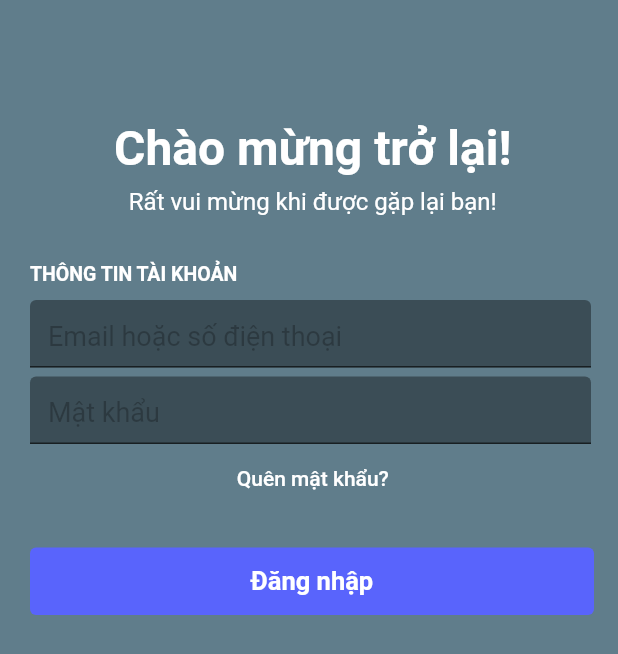
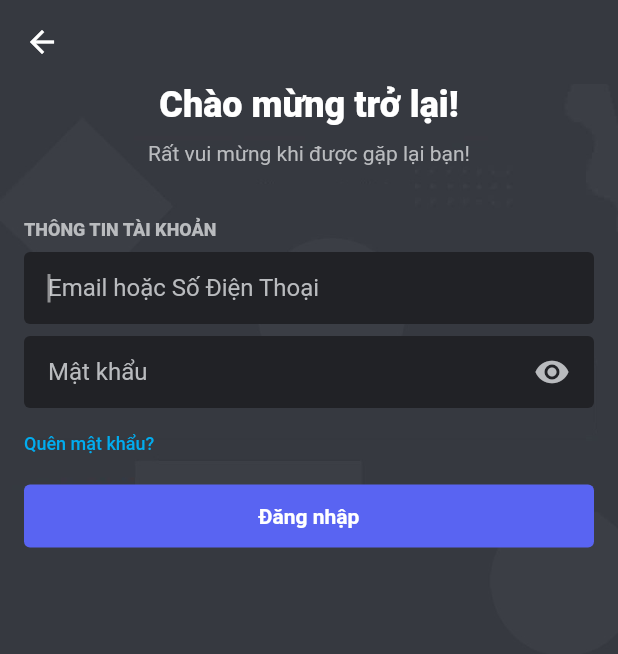
Before and after one commit to tunnvv/Nhom-6_INT3020-40, a Flutter app: the screen it shows after launch, after a tap on "Đăng nhập", on a phone screen of 412 x 824 dp. Shown: the top 654 px of the screen. Run offline on Flutter 3.47's test engine with Material 2 defaults, Android fonts, the phone set to English and light mode, and no system bars; our stand-ins replace fluttertoast, sliding_up_panel.

Commit message:
Closes #23: add color and background image for SigninScreen; add SafeArea for WelcomeScreen

```diff
--- a/discord_clone/lib/screens/signin/signin_screen.dart
+++ b/discord_clone/lib/screens/signin/signin_screen.dart
@@ -1,10 +1,7 @@
 import 'package:discord_clone/screens/home/home_screen.dart';
 import 'package:flutter/material.dart';
 import '../../utils/colors.dart';
-
-bool checkEmailandPhoneNumber(String userInfo) {
-  return true;
-}
+import 'package:fluttertoast/fluttertoast.dart';
 
 class SigninScreen extends StatefulWidget {
   const SigninScreen({super.key});
@@ -14,150 +11,186 @@ class SigninScreen extends StatefulWidget {
 }
 
 class _SigninScreenState extends State<SigninScreen> {
-  TextEditingController userIDController = TextEditingController();
-  TextEditingController passwdController = TextEditingController();
+  TextEditingController usernameController = TextEditingController();
+  TextEditingController passwordController = TextEditingController();
+  bool _obscureText = true;
 
   @override
   void dispose() {
     super.dispose();
-    userIDController.dispose();
-    passwdController.dispose();
+    usernameController.dispose();
+    passwordController.dispose();
   }
 
   @override
   Widget build(BuildContext context) {
-    return Scaffold(
-      backgroundColor: Colors.blueGrey,
-      body: Stack(
-        alignment: Alignment.center,
+    return GestureDetector(
+      onTap: () {
+        FocusScopeNode currentFocus = FocusScope.of(context);
+        if (!currentFocus.hasPrimaryFocus) {
+          currentFocus.unfocus();
+        }
+      },
+      child: Scaffold(
+        resizeToAvoidBottomInset: false,
+        backgroundColor: signinBackgroundColor,
+        appBar: AppBar(
+          backgroundColor: Colors.transparent,
+          elevation: 0,
+          leading: IconButton(
+            icon: const Icon(Icons.arrow_back, color: whiteColor),
+            onPressed: () => Navigator.of(context).pop(),
+          ),
+        ),
+        body: Container(
+          width: double.infinity,
+          height: double.infinity,
+          padding: const EdgeInsets.fromLTRB(16, 0, 16, 16),
+          decoration: const BoxDecoration(
+            image: DecorationImage(
+              image: AssetImage("assets/images/signin_screen_background.jpg"),
+              fit: BoxFit.cover,
+            ),
+          ),
+          child: SafeArea(
+            child: SingleChildScrollView(
+              child: Column(
+                crossAxisAlignment: CrossAxisAlignment.start,
                 children: <Widget>[
-          const Positioned(
-              top: 80,
-              left: 40,
-              right: 35,
-              child: Text(
+                  SizedBox(
+                    width: double.infinity,
+                    child: Column(
+                      crossAxisAlignment: CrossAxisAlignment.center,
+                      children: const <Widget>[
+                        Text(
                           "Chào mừng trở lại!",
                           textAlign: TextAlign.center,
                           style: TextStyle(
-                  fontSize: 32,
-                  fontWeight: FontWeight.bold,
-                  color: kPrimaryLightColor,
+                            fontSize: 24,
+                            fontWeight: FontWeight.w900,
+                            color: whiteColor,
                           ),
-              )),
-          const Positioned(
-              top: 125,
-              left: 40,
-              right: 35,
-              child: Text(
+                        ),
+                        SizedBox(height: 10),
+                        Text(
                           "Rất vui mừng khi được gặp lại bạn!",
                           textAlign: TextAlign.center,
                           style: TextStyle(
-                  fontSize: 16,
-                  color: kPrimaryLightColor,
+                            color: signinSecondaryColor,
                           ),
-              )),
-          const Positioned(
-              top: 175,
-              left: 20.0,
-              right: 18.0,
-              child: Text(
+                        ),
+                      ],
+                    ),
+                  ),
+                  const SizedBox(height: 36),
+                  const Text(
                     "THÔNG TIN TÀI KHOẢN",
                     textAlign: TextAlign.left,
                     style: TextStyle(
-                  fontSize: 13,
-                  fontWeight: FontWeight.bold,
-                  color: kPrimaryLightColor,
+                      fontSize: 12,
+                      fontWeight: FontWeight.w900,
+                      color: signinSecondaryColor,
                     ),
-              )),
-          Positioned(
-            top: 200.0,
-            left: 20.0,
-            right: 18.0,
-            child: SizedBox(
-              width: 130.0,
-              height: 45.0,
-              child: Theme(
-                data:
-                    Theme.of(context).copyWith(splashColor: Colors.transparent),
+                  ),
+                  const SizedBox(height: 8),
+                  SizedBox(
+                    width: double.infinity,
                     child: TextField(
-                  controller: userIDController,
-                  autofocus: false,
-                  style:
-                      const TextStyle(fontSize: 18, color: kPrimaryLightColor),
-                  decoration: const InputDecoration(
+                      controller: usernameController,
+                      autofocus: true,
+                      cursorColor: cursorColor,
+                      style: const TextStyle(color: whiteColor),
+                      decoration: InputDecoration(
+                        hintText: "Email hoặc Số Điện Thoại",
+                        hintStyle: const TextStyle(color: signinSecondaryColor),
                         filled: true,
-                    fillColor: Colors.black38,
-                    hintText: "Email hoặc số điện thoại",
-                    hintStyle: TextStyle(
-                      fontSize: 18.0,
-                      color: Colors.black26,
+                        fillColor: signinTextFieldBackgroundColor,
+                        contentPadding: const EdgeInsets.symmetric(
+                            horizontal: 16.0, vertical: 8.0),
+                        border: OutlineInputBorder(
+                          borderRadius: BorderRadius.circular(4),
+                          borderSide: const BorderSide(
+                            width: 0,
+                            style: BorderStyle.none,
                           ),
                         ),
                       ),
                     ),
                   ),
+                  const SizedBox(height: 8),
+                  SizedBox(
+                    width: double.infinity,
+                    child: TextField(
+                      controller: passwordController,
+                      obscureText: _obscureText ? true : false,
+                      cursorColor: cursorColor,
+                      style: const TextStyle(color: whiteColor),
+                      decoration: InputDecoration(
+                        hintText: "Mật khẩu",
+                        hintStyle: const TextStyle(color: signinSecondaryColor),
+                        filled: true,
+                        fillColor: signinTextFieldBackgroundColor,
+                        contentPadding: const EdgeInsets.symmetric(
+                            horizontal: 16.0, vertical: 8.0),
+                        border: OutlineInputBorder(
+                          borderRadius: BorderRadius.circular(4),
+                          borderSide: const BorderSide(
+                            width: 0,
+                            style: BorderStyle.none,
                           ),
-          Positioned(
-            top: 251.0,
-            left: 20.0,
-            right: 18.0,
-            child: SizedBox(
-              width: 130.0,
-              height: 45.0,
-              child: Theme(
-                data:
-                    Theme.of(context).copyWith(splashColor: Colors.transparent),
-                child: TextField(
-                  controller: passwdController,
-                  obscureText: true,
-                  autofocus: false,
-                  style:
-                      const TextStyle(fontSize: 18, color: kPrimaryLightColor),
-                  decoration: const InputDecoration(
-                    filled: true,
-                    fillColor: Colors.black38,
-                    hintText: "Mật khẩu",
-                    hintStyle: TextStyle(
-                      fontSize: 18.0,
-                      color: Colors.black26,
+                        ),
+                        suffixIcon: IconButton(
+                          padding: const EdgeInsets.symmetric(horizontal: 16),
+                          icon: Icon(
+                            _obscureText
+                                ? Icons.visibility
+                                : Icons.visibility_off,
+                            color: signinSecondaryColor,
+                          ),
+                          onPressed: () {
+                            setState(() {
+                              _obscureText = !_obscureText;
+                            });
+                          },
                         ),
                       ),
                     ),
                   ),
+                  ElevatedButton(
+                    style: ElevatedButton.styleFrom(
+                      padding: EdgeInsets.zero,
+                      backgroundColor: Colors.transparent,
+                      elevation: 0,
+                      shape: RoundedRectangleBorder(
+                          borderRadius: BorderRadius.circular(4)),
+                    ),
+                    onPressed: () {
+                      Fluttertoast.showToast(
+                        msg: "Quên mật khẩu",
+                        toastLength: Toast.LENGTH_SHORT,
+                        timeInSecForIosWeb: 1,
+                      );
+                    },
+                    child: const Text(
+                      'Quên mật khẩu?',
+                      style: TextStyle(
+                          fontSize: 12, color: signinForgotPassWordColor),
                     ),
                   ),
-          Positioned(
-            top: 295,
-            left: 80,
-            right: 75,
-            child: Theme(
-              data: Theme.of(context).copyWith(splashColor: Colors.transparent),
-              child: TextButton(
-                onPressed: () {},
-                child: const Text(
-                  "Quên mật khẩu?",
-                  textAlign: TextAlign.left,
-                  style: TextStyle(
-                    fontSize: 14,
-                    color: kPrimaryLightColor,
+                  ElevatedButton(
+                    style: ElevatedButton.styleFrom(
+                      minimumSize: const Size.fromHeight(42),
+                      padding: EdgeInsets.zero,
+                      backgroundColor: signinLoginButtonColor,
+                      elevation: 0,
+                      shape: RoundedRectangleBorder(
+                          borderRadius: BorderRadius.circular(4)),
                     ),
-                ),
-              ),
-            ),
-          ),
-          Positioned(
-            top: 365.0,
-            left: 20.0,
-            right: 16.0,
-            child: SizedBox(
-              height: 45.0,
-              width: 130,
-              child: TextButton(
                     onPressed: () {
-                  final String userId = userIDController.text;
-                  final String pw = passwdController.text;
+                      final String username = usernameController.text;
+                      final String password = passwordController.text;
 
-                  if (userId == "admin" && pw == "1234") {
+                      if (username == "admin" && password == "1234") {
                         Navigator.push(
                           context,
                           MaterialPageRoute(
@@ -165,20 +198,16 @@ class _SigninScreenState extends State<SigninScreen> {
                         );
                       }
                     },
-                style: ButtonStyle(
-                  backgroundColor: MaterialStateProperty.all(kSignupBntColor),
+                    child: const Text(
+                      'Đăng nhập',
+                      style: TextStyle(fontWeight: FontWeight.bold),
                     ),
-                child: const Text(
-                  "Đăng nhập",
-                  style: TextStyle(
-                      color: kPrimaryLightColor,
-                      fontSize: 17,
-                      fontWeight: FontWeight.bold),
+                  ),
+                ],
               ),
             ),
           ),
         ),
-        ],
       ),
     );
   }
--- a/discord_clone/lib/screens/welcome/welcome_screen.dart
+++ b/discord_clone/lib/screens/welcome/welcome_screen.dart
@@ -1,6 +1,7 @@
 import 'package:flutter/material.dart';
 import 'package:discord_clone/screens/signin/signin_screen.dart';
 import 'package:discord_clone/utils/colors.dart';
+import 'package:fluttertoast/fluttertoast.dart';
 
 class WelcomeScreen extends StatelessWidget {
   const WelcomeScreen({super.key});
@@ -8,10 +9,11 @@ class WelcomeScreen extends StatelessWidget {
   @override
   Widget build(BuildContext context) {
     return Scaffold(
-      backgroundColor: kPrimaryLightColor,
+      backgroundColor: welcomeBackgroundColor,
       body: Container(
-        color: welcomeBackgroundColor,
+        width: double.infinity,
         padding: const EdgeInsets.all(16),
+        child: SafeArea(
           child: Column(
             children: <Widget>[
               Expanded(
@@ -56,9 +58,15 @@ class WelcomeScreen extends StatelessWidget {
                   backgroundColor: welcomeRegisterButtonColor,
                   elevation: 0,
                   shape: RoundedRectangleBorder(
-                    borderRadius: BorderRadius.circular(3)),
+                      borderRadius: BorderRadius.circular(4)),
                 ),
-              onPressed: () {},
+                onPressed: () {
+                  Fluttertoast.showToast(
+                    msg: "Đăng ký",
+                    toastLength: Toast.LENGTH_SHORT,
+                    timeInSecForIosWeb: 1,
+                  );
+                },
                 child: const Text(
                   'Đăng ký',
                   style: TextStyle(fontWeight: FontWeight.bold),
@@ -74,12 +82,13 @@ class WelcomeScreen extends StatelessWidget {
                   backgroundColor: welcomeLoginButtonColor,
                   elevation: 0,
                   shape: RoundedRectangleBorder(
-                    borderRadius: BorderRadius.circular(3)),
+                      borderRadius: BorderRadius.circular(4)),
                 ),
                 onPressed: () {
                   Navigator.push(
                     context,
-                  MaterialPageRoute(builder: (context) => const SigninScreen()),
+                    MaterialPageRoute(
+                        builder: (context) => const SigninScreen()),
                   );
                 },
                 child: const Text(
@@ -90,6 +99,7 @@ class WelcomeScreen extends StatelessWidget {
             ],
           ),
         ),
+      ),
     );
   }
 }
--- a/discord_clone/lib/utils/colors.dart
+++ b/discord_clone/lib/utils/colors.dart
@@ -3,6 +3,7 @@ import 'package:flutter/material.dart';
 const whiteColor = Colors.white;
 const blackColor = Colors.black;
 const statusBarColor = Color(0xFF212227);
+const cursorColor = Color(0x80FFFFFF);
 
 // Bottom Navigation
 const bottomNavigationColor = Color(0xFF191A1F);
@@ -10,9 +11,16 @@ const unSelectedIconColor = Color(0xFF696A6F);
 
 // Welcome Screen
 const welcomeBackgroundColor = Color(0xFF363940);
-const welcomeSecondaryColor = Color(0xFFb6b6be);
+const welcomeSecondaryColor = Color(0xFFb9bbbe);
 const welcomeRegisterButtonColor = Color(0xFF5964f2);
 const welcomeLoginButtonColor = Color(0xFF50535c);
+
+// Signin Screen
+const signinBackgroundColor = Color(0xFF363940);
+const signinSecondaryColor = Color(0xFFb9bbbe);
+const signinTextFieldBackgroundColor = Color(0xFF212226);
+const signinLoginButtonColor = Color(0xFF5964f2);
+const signinForgotPassWordColor = Color(0xFF01acef);
 
 // Nguyen Van Tu
 const kPrimaryColor = Color(0xFF6F35A5);
```
Also changed, not shown: discord_clone/assets/images/signin_screen_background.jpg (added), discord_clone/assets/images/welcome_screen_background.jpg. Lines whose indentation alone changed are shown as unchanged.
